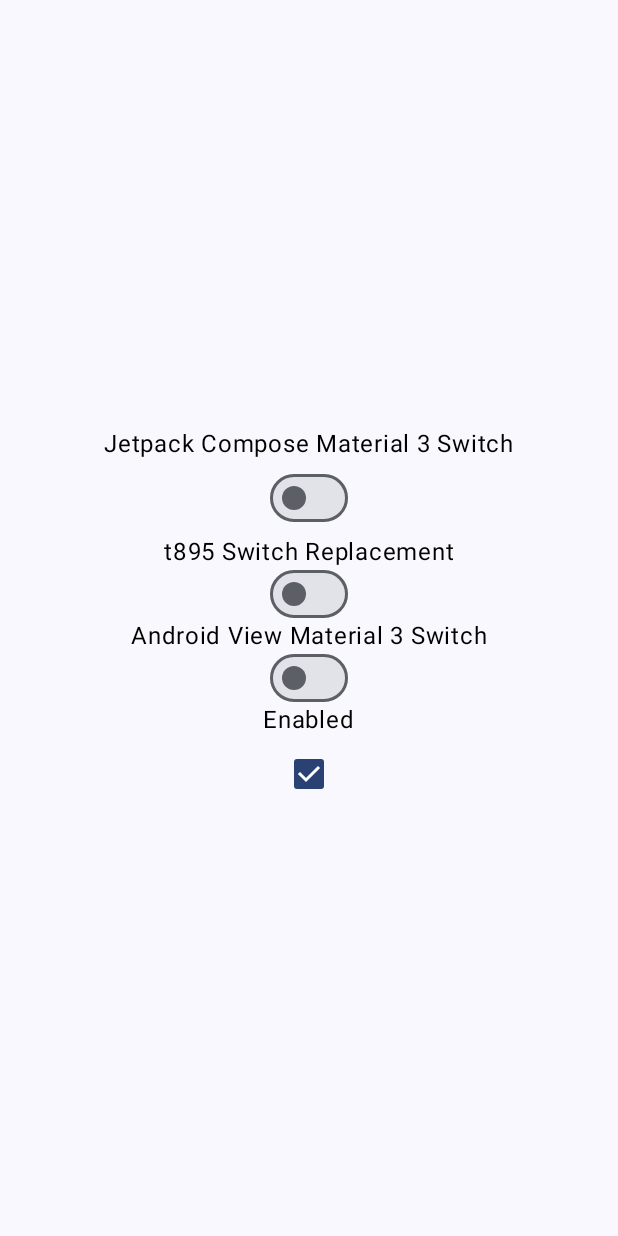
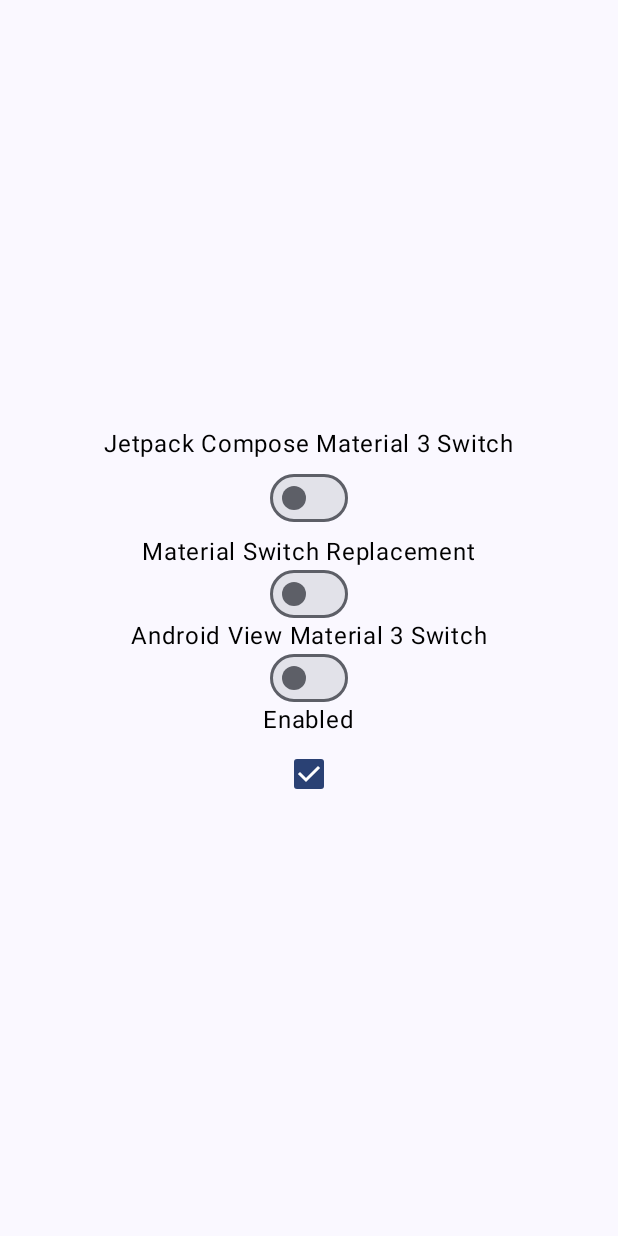
Before and after one commit to t895/MaterialSwitch, an Android app built with Jetpack Compose: the screen it shows after launch (MainActivity), on a phone screen of 412 x 824 dp. Run offline under Robolectric (Android 15) with nearby library versions, the phone set to English and light mode, and no system bars.

```diff
--- a/materialswitch-test/src/main/kotlin/com/t895/switch_test/MainActivity.kt
+++ b/materialswitch-test/src/main/kotlin/com/t895/switch_test/MainActivity.kt
@@ -58,7 +58,7 @@ fun SwitchPreview(modifier: Modifier = Modifier) {
             checked = checked,
             onCheckedChange = { checked = it },
         )
-        Text("t895 Switch Replacement")
+        Text("Material Switch Replacement")
         com.t895.materialswitch.MaterialSwitch(
             enabled = enabled,
             checked = checked,
```
Also changed, not shown: 1 other file.
